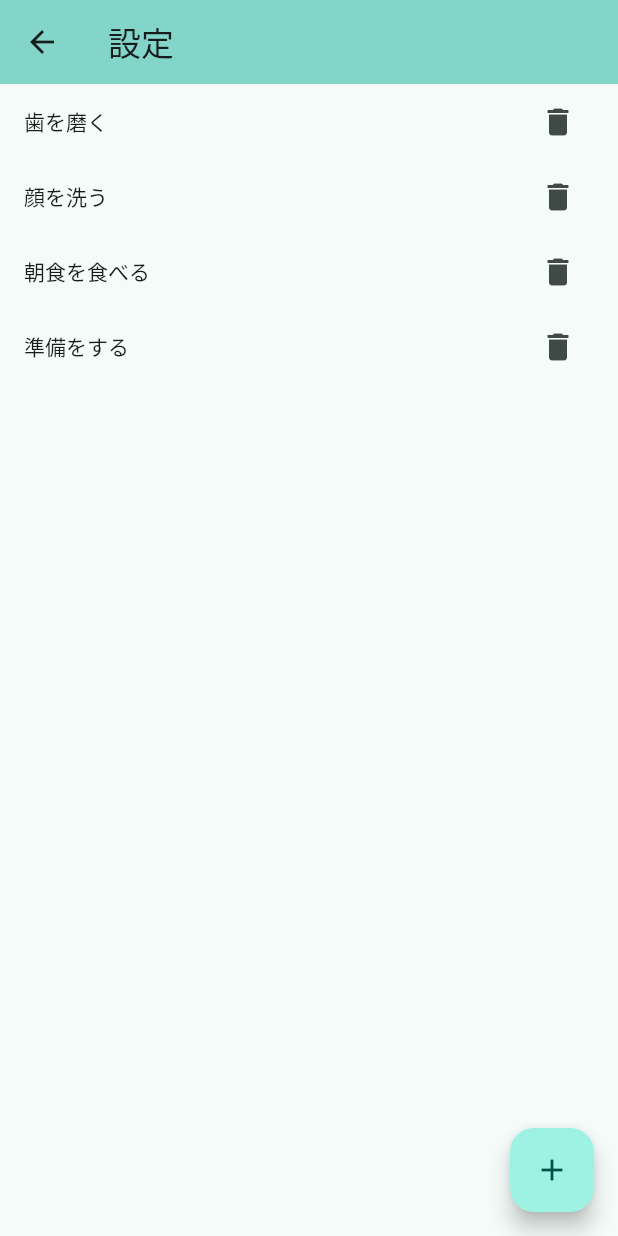
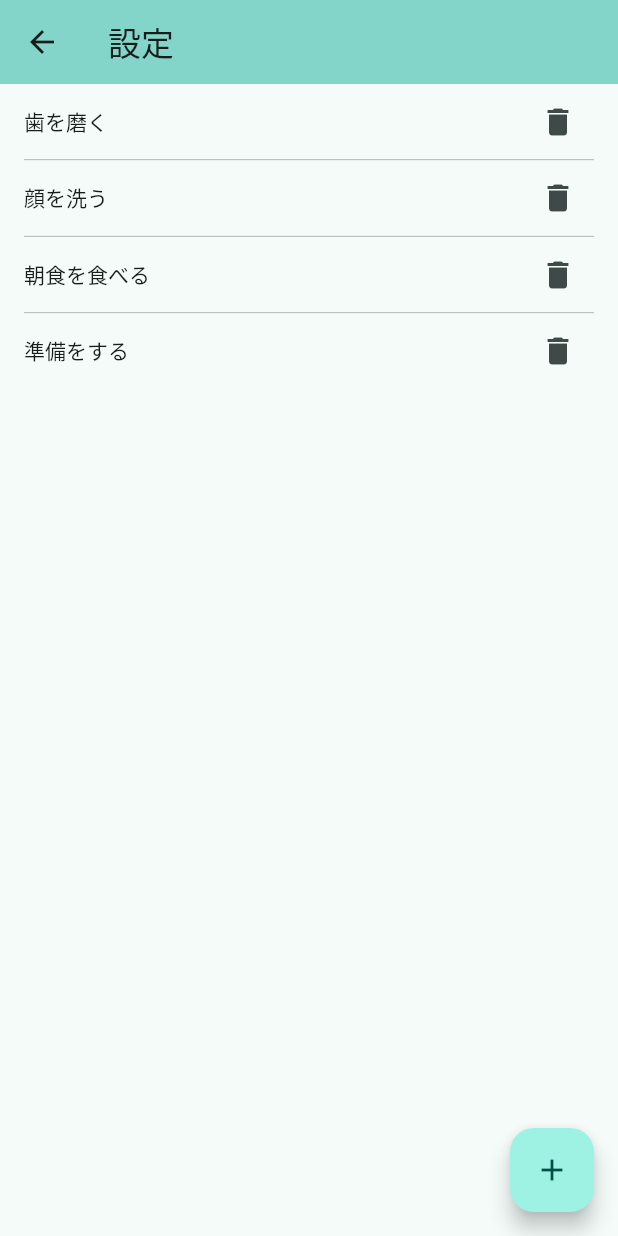
Before and after one commit to kenji-uematsu/morning_routine_app, a Flutter app: the screen it shows after launch, after a tap on the "settings" icon, on a phone screen of 412 x 824 dp. Run offline on Flutter 3.47's test engine with Material 3 defaults, Android fonts, the phone set to English and light mode, and no system bars.

Commit message:
設定画面のスタイルの修正

```diff
--- a/lib/main.dart
+++ b/lib/main.dart
@@ -229,7 +229,17 @@ class _SettingsPageState extends State<SettingsPage> {
 
   @override
   Widget build(BuildContext context) {
-    return Scaffold(
+    return GestureDetector(
+      // 全体をGestureDetectorでラップ
+      onTap: () {
+        // 画面の任意の場所をタップしたら編集モードを終了
+        if (_editingIndex != null) {
+          setState(() {
+            _editingIndex = null;
+          });
+        }
+      },
+      child: Scaffold(
         appBar: AppBar(
           backgroundColor: Theme.of(context).colorScheme.inversePrimary,
           title: const Text('設定'),
@@ -244,8 +254,18 @@ class _SettingsPageState extends State<SettingsPage> {
             },
           ),
         ),
-      body: ListView.builder(
+        body: ListView.separated(
+          // builderからseparatedに変更
           itemCount: _editableTasks.length,
+          // 区切り線の定義
+          separatorBuilder:
+              (context, index) => const Divider(
+                color: Colors.grey, // グレーの線
+                height: 1.0, // 線の表示上の高さ（スペース込み）
+                thickness: 0.5, // 線自体の太さ
+                indent: 16.0, // 左側の余白
+                endIndent: 16.0, // 右側の余白
+              ),
           itemBuilder: (context, index) {
             final isEditing = _editingIndex == index;
 
@@ -256,6 +276,7 @@ class _SettingsPageState extends State<SettingsPage> {
                   _editingIndex = index;
                 });
               },
+              behavior: HitTestBehavior.opaque, // タップ検出を確実にする
               child: Container(
                 padding: const EdgeInsets.symmetric(horizontal: 16.0),
                 height: 50.0, // 固定高さを設定
@@ -320,6 +341,7 @@ class _SettingsPageState extends State<SettingsPage> {
           tooltip: 'タスクを追加',
           child: const Icon(Icons.add),
         ),
+      ),
     );
   }
 }
```
Lines whose indentation alone changed are shown as unchanged.
